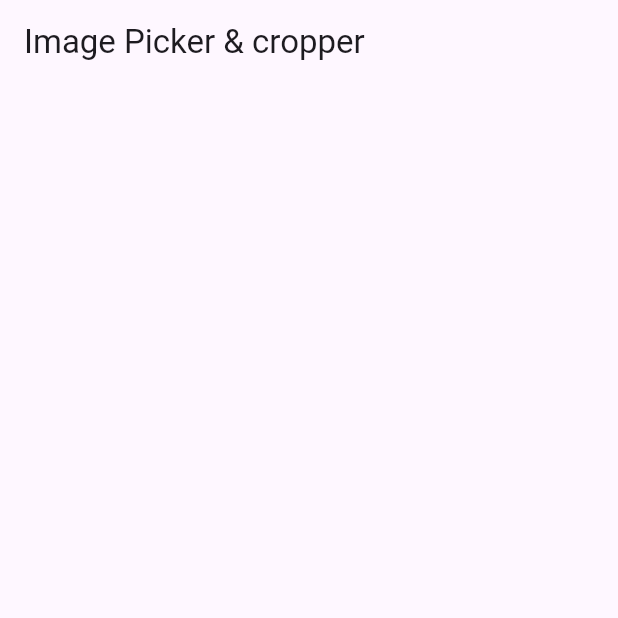
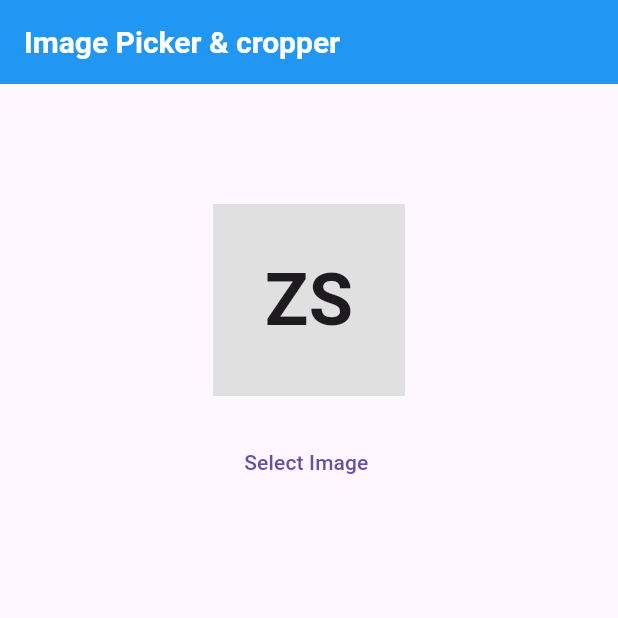
Before and after one commit to Sahil-Lakhani/Image-Picker, a Flutter app: the screen it shows after launch, on a phone screen of 412 x 824 dp, the top half of it. Run offline on Flutter 3.47's test engine with Material 3 defaults, Android fonts, the phone set to English and light mode, and no system bars; our stand-ins replace image_cropper, image_picker.

Commit message:
completed the functinality for selecting an image

```diff
--- a/lib/main.dart
+++ b/lib/main.dart
@@ -1,4 +1,8 @@
+import 'dart:io';
+
+import 'package:custom_image_app/image_helper.dart';
 import 'package:flutter/material.dart';
+import 'package:image_cropper/image_cropper.dart';
 
 void main() {
   runApp(const MyApp());
@@ -7,15 +11,22 @@ void main() {
 class MyApp extends StatelessWidget {
   const MyApp({super.key});
 
-  // This widget is the root of your application.
   @override
   Widget build(BuildContext context) {
     return MaterialApp(
-      title: 'Flutter Demo',
+      title: 'Image Selection Demo',
       theme: ThemeData(
-        colorScheme: ColorScheme.fromSeed(seedColor: Colors.deepPurple),
-        useMaterial3: true,
+        primarySwatch: Colors.blue,
+        appBarTheme: const AppBarTheme(
+          backgroundColor: Colors.blue,
+          foregroundColor: Colors.white,
+          titleTextStyle: TextStyle(
+            fontSize: 20,
+            fontWeight: FontWeight.bold,
+          ),
+        ),
       ),
+      debugShowCheckedModeBanner: false,
       home: const ProfileScreen(),
     );
   }
@@ -26,16 +37,80 @@ class ProfileScreen extends StatelessWidget {
 
   @override
   Widget build(BuildContext context) {
-
     return Scaffold(
-      appBar: AppBar(title: const Text('Image Picker & cropper')),
+      appBar: AppBar(
+        title: const Text('Image Picker & cropper'),
+      ),
       body: ListView(
         padding: const EdgeInsets.symmetric(
           vertical: 80,
           horizontal: 20,
         ),
-        children: const [],
+        children: const [ProfileImage(initials: 'ZS')],
       ),
     );
   }
 }
+
+final imageHelper = ImageHelper();
+
+class ProfileImage extends StatefulWidget {
+  const ProfileImage({super.key, required this.initials});
+  final String initials;
+
+  @override
+  State<ProfileImage> createState() => _ProfileImageState();
+}
+
+class _ProfileImageState extends State<ProfileImage> {
+  File? _image;
+
+  @override
+  Widget build(BuildContext context) {
+    return Column(children: [
+      Center(
+        child: _image != null
+            ? Image.file(
+                _image!,
+                width: 228,
+                height: 228,
+                fit: BoxFit.cover,
+              )
+            : Container(
+                width: 128,
+                height: 128,
+                color: Colors.grey[300],
+                child: Center(
+                  child: Text(
+                    widget.initials,
+                    style: const TextStyle(
+                      fontSize: 48,
+                      fontWeight: FontWeight.bold,
+                    ),
+                  ),
+                ),
+              ),
+      ),
+      const SizedBox(height: 20),
+      TextButton(
+          onPressed: () async {
+            final files = await imageHelper.pickImage();
+            if (files.isNotEmpty) {
+              final file = files.first;
+              if (file != null) {
+                final croppedFile = await imageHelper.cropImage(
+                  file: file,
+                  cropStyle: CropStyle.rectangle,
+                );
+                if (croppedFile != null) {
+                  setState(() {
+                    _image = File(croppedFile.path);
+                  });
+                }
+              }
+            }
+          },
+          child: const Text('Select Image '))
+    ]);
+  }
+}
--- a/pubspec.yaml
+++ b/pubspec.yaml
@@ -36,6 +36,7 @@ dependencies:
   cupertino_icons: ^1.0.6
   image_picker: ^1.0.7
   image_cropper: ^5.0.1
+  provider: ^6.1.2
 
 dev_dependencies:
   flutter_test:
```
Also changed, not shown: pubspec.lock.
